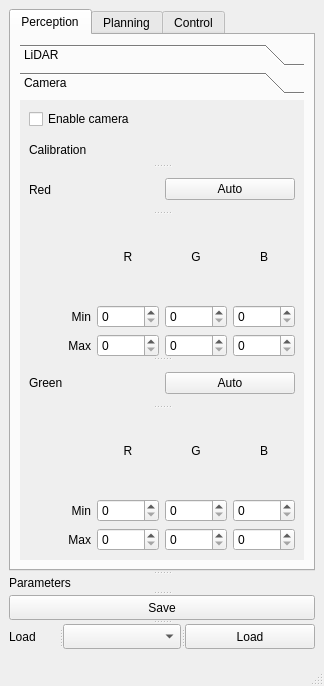
Old version of the form perception_bolide/src_vizu/gui/ui_files/uiapp.ui in the repository SorbonneUniversityBolideContributors/course_2024_pkgs.
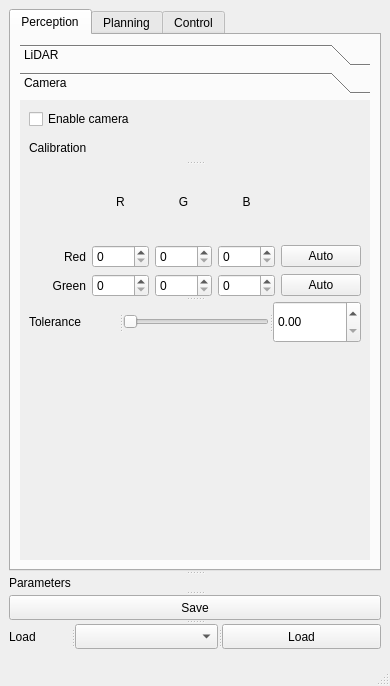
New version of the form. The open tabs and pages were chosen to show the change.

Patch:
```diff
--- a/perception_bolide/src_vizu/gui/ui_files/uiapp.ui
+++ b/perception_bolide/src_vizu/gui/ui_files/uiapp.ui
@@ -6,7 +6,7 @@
    <rect>
     <x>0</x>
     <y>0</y>
-    <width>324</width>
+    <width>390</width>
     <height>686</height>
    </rect>
   </property>
@@ -266,7 +266,7 @@
              <rect>
               <x>0</x>
               <y>0</y>
-              <width>270</width>
+              <width>336</width>
               <height>375</height>
              </rect>
             </property>
@@ -282,249 +282,165 @@
               </widget>
              </item>
              <item>
-              <widget class="QSplitter" name="splitter_11">
-               <property name="orientation">
-                <enum>Qt::Vertical</enum>
-               </property>
-               <widget class="QLabel" name="label_16">
-                <property name="text">
-                 <string>Calibration</string>
-                </property>
-               </widget>
                <widget class="QSplitter" name="splitter_10">
                 <property name="orientation">
                  <enum>Qt::Vertical</enum>
                 </property>
-                <widget class="QWidget" name="layoutWidget">
-                 <layout class="QHBoxLayout" name="horizontalLayout_2">
-                  <item>
-                   <widget class="QLabel" name="label_17">
+               <widget class="QLabel" name="label_42">
+                <property name="text">
+                 <string>Calibration</string>
+                </property>
+               </widget>
+               <widget class="QWidget" name="layoutWidget_8">
+                <layout class="QGridLayout" name="gridLayout_12">
+                 <item row="0" column="1">
+                  <widget class="QLabel" name="label_43">
+                   <property name="text">
+                    <string>R</string>
+                   </property>
+                   <property name="alignment">
+                    <set>Qt::AlignCenter</set>
+                   </property>
+                  </widget>
+                 </item>
+                 <item row="0" column="2">
+                  <widget class="QLabel" name="label_44">
+                   <property name="text">
+                    <string>G</string>
+                   </property>
+                   <property name="alignment">
+                    <set>Qt::AlignCenter</set>
+                   </property>
+                  </widget>
+                 </item>
+                 <item row="0" column="3">
+                  <widget class="QLabel" name="label_45">
+                   <property name="text">
+                    <string>B</string>
+                   </property>
+                   <property name="alignment">
+                    <set>Qt::AlignCenter</set>
+                   </property>
+                  </widget>
+                 </item>
+                 <item row="1" column="0">
+                  <widget class="QLabel" name="label_46">
                     <property name="text">
                      <string>Red</string>
                     </property>
-                   </widget>
-                  </item>
-                  <item>
-                   <widget class="QPushButton" name="redAutoThresholdPushButton">
-                    <property name="text">
-                     <string>Auto</string>
-                    </property>
-                   </widget>
-                  </item>
-                 </layout>
-                </widget>
-                <widget class="QWidget" name="layoutWidget">
-                 <layout class="QGridLayout" name="gridLayout_7">
-                  <item row="0" column="1">
-                   <widget class="QLabel" name="label_18">
-                    <property name="text">
-                     <string>R</string>
-                    </property>
-                    <property name="alignment">
-                     <set>Qt::AlignCenter</set>
-                    </property>
-                   </widget>
-                  </item>
-                  <item row="0" column="2">
-                   <widget class="QLabel" name="label_19">
-                    <property name="text">
-                     <string>G</string>
-                    </property>
-                    <property name="alignment">
-                     <set>Qt::AlignCenter</set>
-                    </property>
-                   </widget>
-                  </item>
-                  <item row="0" column="3">
-                   <widget class="QLabel" name="label_20">
-                    <property name="text">
-                     <string>B</string>
-                    </property>
-                    <property name="alignment">
-                     <set>Qt::AlignCenter</set>
-                    </property>
-                   </widget>
-                  </item>
-                  <item row="1" column="0">
-                   <widget class="QLabel" name="label_21">
-                    <property name="text">
-                     <string>Min</string>
-                    </property>
                     <property name="alignment">
                      <set>Qt::AlignRight|Qt::AlignTrailing|Qt::AlignVCenter</set>
                     </property>
                    </widget>
                   </item>
                   <item row="1" column="1">
-                   <widget class="QSpinBox" name="redMinRThresholdSpinBox">
+                  <widget class="QSpinBox" name="RredCalibrationSpinBox">
                     <property name="maximum">
                      <number>255</number>
                     </property>
                    </widget>
                   </item>
                   <item row="1" column="2">
-                   <widget class="QSpinBox" name="redMinGThresholdSpinBox">
+                  <widget class="QSpinBox" name="GredCalibrationSpinBox">
                     <property name="maximum">
                      <number>255</number>
                     </property>
                    </widget>
                   </item>
                   <item row="1" column="3">
-                   <widget class="QSpinBox" name="redMinBThresholdSpinBox">
+                  <widget class="QSpinBox" name="BredCalibrationSpinBox">
                     <property name="maximum">
                      <number>255</number>
                     </property>
                    </widget>
                   </item>
+                 <item row="1" column="4">
+                  <widget class="QPushButton" name="redAutoThresholdPushButton_3">
+                   <property name="text">
+                    <string>Auto</string>
+                   </property>
+                  </widget>
+                 </item>
                   <item row="2" column="0">
-                   <widget class="QLabel" name="label_22">
-                    <property name="text">
-                     <string>Max</string>
-                    </property>
-                    <property name="alignment">
-                     <set>Qt::AlignRight|Qt::AlignTrailing|Qt::AlignVCenter</set>
-                    </property>
-                   </widget>
-                  </item>
-                  <item row="2" column="1">
-                   <widget class="QSpinBox" name="redMaxRThresholdSpinBox">
-                    <property name="maximum">
-                     <number>255</number>
-                    </property>
-                   </widget>
-                  </item>
-                  <item row="2" column="2">
-                   <widget class="QSpinBox" name="redMaxGThresholdSpinBox">
-                    <property name="maximum">
-                     <number>255</number>
-                    </property>
-                   </widget>
-                  </item>
-                  <item row="2" column="3">
-                   <widget class="QSpinBox" name="redMaxBThresholdSpinBox">
-                    <property name="maximum">
-                     <number>255</number>
-                    </property>
-                   </widget>
-                  </item>
-                 </layout>
-                </widget>
-                <widget class="QWidget" name="layoutWidget">
-                 <layout class="QHBoxLayout" name="horizontalLayout">
-                  <item>
-                   <widget class="QLabel" name="label_23">
+                  <widget class="QLabel" name="label_47">
                     <property name="text">
                      <string>Green</string>
                     </property>
-                   </widget>
-                  </item>
-                  <item>
-                   <widget class="QPushButton" name="greenAutoThresholdPushButton">
-                    <property name="text">
-                     <string>Auto</string>
-                    </property>
-                   </widget>
-                  </item>
-                 </layout>
-                </widget>
-                <widget class="QWidget" name="layoutWidget_2">
-                 <layout class="QGridLayout" name="gridLayout_8">
-                  <item row="0" column="1">
-                   <widget class="QLabel" name="label_24">
-                    <property name="text">
-                     <string>R</string>
-                    </property>
-                    <property name="alignment">
-                     <set>Qt::AlignCenter</set>
-                    </property>
-                   </widget>
-                  </item>
-                  <item row="0" column="2">
-                   <widget class="QLabel" name="label_25">
-                    <property name="text">
-                     <string>G</string>
-                    </property>
-                    <property name="alignment">
-                     <set>Qt::AlignCenter</set>
-                    </property>
-                   </widget>
-                  </item>
-                  <item row="0" column="3">
-                   <widget class="QLabel" name="label_26">
-                    <property name="text">
-                     <string>B</string>
-                    </property>
-                    <property name="alignment">
-                     <set>Qt::AlignCenter</set>
-                    </property>
-                   </widget>
-                  </item>
-                  <item row="1" column="0">
-                   <widget class="QLabel" name="label_27">
-                    <property name="text">
-                     <string>Min</string>
-                    </property>
-                    <property name="alignment">
-                     <set>Qt::AlignRight|Qt::AlignTrailing|Qt::AlignVCenter</set>
-                    </property>
-                   </widget>
-                  </item>
-                  <item row="1" column="1">
-                   <widget class="QSpinBox" name="greenMinRThresholdSpinBox">
-                    <property name="maximum">
-                     <number>255</number>
-                    </property>
-                   </widget>
-                  </item>
-                  <item row="1" column="2">
-                   <widget class="QSpinBox" name="greenMinGThresholdSpinBox">
-                    <property name="maximum">
-                     <number>255</number>
-                    </property>
-                   </widget>
-                  </item>
-                  <item row="1" column="3">
-                   <widget class="QSpinBox" name="greenMinBThresholdSpinBox">
-                    <property name="maximum">
-                     <number>255</number>
-                    </property>
-                   </widget>
-                  </item>
-                  <item row="2" column="0">
-                   <widget class="QLabel" name="label_28">
-                    <property name="text">
-                     <string>Max</string>
-                    </property>
                     <property name="alignment">
                      <set>Qt::AlignRight|Qt::AlignTrailing|Qt::AlignVCenter</set>
                     </property>
                    </widget>
                   </item>
                   <item row="2" column="1">
-                   <widget class="QSpinBox" name="greenMaxRThresholdSpinBox">
+                  <widget class="QSpinBox" name="RgreenCalibrationSpinBox">
                     <property name="maximum">
                      <number>255</number>
                     </property>
                    </widget>
                   </item>
                   <item row="2" column="2">
-                   <widget class="QSpinBox" name="greenMaxGThresholdSpinBox">
+                  <widget class="QSpinBox" name="GgreenCalibrationSpinBox">
                     <property name="maximum">
                      <number>255</number>
                     </property>
                    </widget>
                   </item>
                   <item row="2" column="3">
-                   <widget class="QSpinBox" name="greenMaxBThresholdSpinBox">
+                  <widget class="QSpinBox" name="BgreenCalibrationSpinBox">
                     <property name="maximum">
                      <number>255</number>
                     </property>
                    </widget>
                   </item>
-                 </layout>
-                </widget>
-               </widget>
-              </widget>
+                 <item row="2" column="4">
+                  <widget class="QPushButton" name="greenAutoThresholdPushButton_3">
+                   <property name="text">
+                    <string>Auto</string>
+                   </property>
+                  </widget>
+                 </item>
+                </layout>
+               </widget>
+               <widget class="QSplitter" name="splitter_20">
+                <property name="orientation">
+                 <enum>Qt::Horizontal</enum>
+                </property>
+                <widget class="QLabel" name="label_48">
+                 <property name="text">
+                  <string>Tolerance</string>
+                 </property>
+                </widget>
+                <widget class="QSlider" name="colorDetectionToleranceSlider_3">
+                 <property name="maximum">
+                  <number>100</number>
+                 </property>
+                 <property name="orientation">
+                  <enum>Qt::Horizontal</enum>
+                 </property>
+                </widget>
+                <widget class="QDoubleSpinBox" name="colorDetectionToleranceSpinBox_3">
+                 <property name="maximum">
+                  <double>1.000000000000000</double>
+                 </property>
+                 <property name="singleStep">
+                  <double>0.010000000000000</double>
+                 </property>
+                </widget>
+               </widget>
+              </widget>
+             </item>
+             <item>
+              <spacer name="verticalSpacer_4">
+               <property name="orientation">
+                <enum>Qt::Vertical</enum>
+               </property>
+               <property name="sizeHint" stdset="0">
+                <size>
+                 <width>20</width>
+                 <height>160</height>
+                </size>
+               </property>
+              </spacer>
              </item>
             </layout>
            </widget>
```
Left out of the diff: 10 changed lines with no effect on the pictures. Lines whose indentation alone changed are shown as unchanged.
